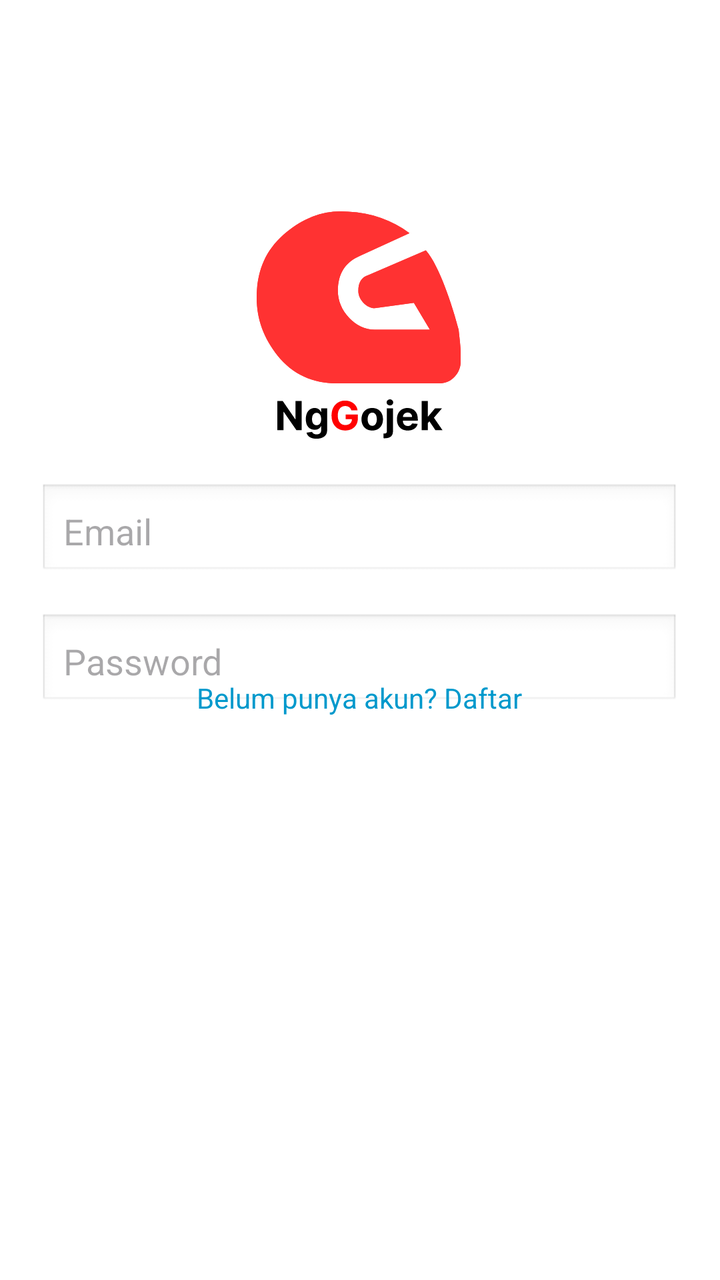
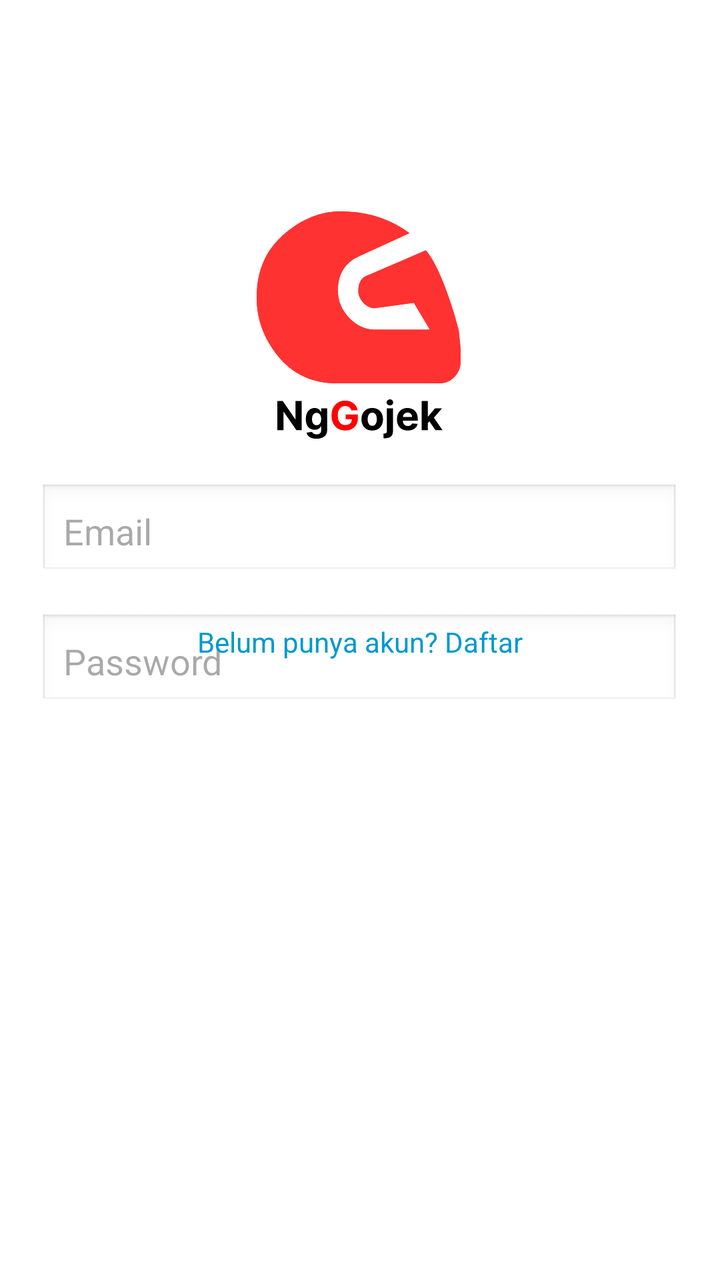

Compare the two renders of this Android layout. The source of the first and the diff that turns it into the second are given below.
<!-- AndroidManifest.xml: application theme Theme.NgGojek -->
<!-- res/layout/activity_login.xml -->
<?xml version="1.0" encoding="utf-8"?>
<androidx.constraintlayout.widget.ConstraintLayout xmlns:android="http://schemas.android.com/apk/res/android"
    xmlns:app="http://schemas.android.com/apk/res-auto"
    xmlns:tools="http://schemas.android.com/tools"
    android:id="@+id/main"
    android:layout_width="match_parent"
    android:layout_height="match_parent"
    tools:context=".LoginActivity"
    tools:layout_editor_absoluteX="0dp"
    tools:layout_editor_absoluteY="-28dp">

    <ImageView
        android:id="@+id/imageViewLogo"
        android:layout_width="wrap_content"
        android:layout_height="wrap_content"
        app:layout_constraintBottom_toBottomOf="parent"
        app:layout_constraintEnd_toEndOf="parent"
        app:layout_constraintHorizontal_bias="0.498"
        app:layout_constraintStart_toStartOf="parent"
        app:layout_constraintTop_toTopOf="parent"
        app:layout_constraintVertical_bias="0.191"
        app:srcCompat="@drawable/logo" />

    <ImageView
        android:id="@+id/imageViewAppName"
        android:layout_width="wrap_content"
        android:layout_height="wrap_content"
        app:layout_constraintBottom_toBottomOf="parent"
        app:layout_constraintEnd_toEndOf="parent"
        app:layout_constraintStart_toStartOf="parent"
        app:layout_constraintTop_toBottomOf="@+id/imageViewLogo"
        app:layout_constraintVertical_bias="0.019"
        app:srcCompat="@drawable/nggojek" />

    <EditText
        android:id="@+id/editTextEmailAddress"
        android:layout_width="320dp"
        android:layout_height="48dp"
        android:background="@android:drawable/edit_text"
        android:hint="Email"
        android:inputType="textEmailAddress"
        android:padding="12dp"
        app:layout_constraintBottom_toBottomOf="parent"
        app:layout_constraintEnd_toEndOf="parent"
        app:layout_constraintHorizontal_bias="0.494"
        app:layout_constraintStart_toStartOf="parent"
        app:layout_constraintTop_toBottomOf="@+id/imageViewAppName"
        app:layout_constraintVertical_bias="0.059" />

    <EditText
        android:id="@+id/editTextPassword"
        android:layout_width="0dp"
        android:layout_height="48dp"
        android:layout_marginTop="16dp"
        android:background="@android:drawable/edit_text"
        android:hint="Password"
        android:inputType="textPassword"
        android:padding="12dp"
        app:layout_constraintBottom_toBottomOf="parent"
        app:layout_constraintEnd_toEndOf="@+id/editTextEmailAddress"
        app:layout_constraintHorizontal_bias="1.0"
        app:layout_constraintStart_toStartOf="@+id/editTextEmailAddress"
        app:layout_constraintTop_toBottomOf="@id/editTextEmailAddress"
        app:layout_constraintVertical_bias="0.004" />

    <Button
        android:id="@+id/buttonLogin"
        android:layout_width="120dp"
        android:layout_height="48dp"
        android:layout_marginBottom="348dp"
        android:text="Login"
        app:layout_constraintBottom_toBottomOf="parent"
        app:layout_constraintEnd_toEndOf="@+id/editTextPassword"
        app:layout_constraintHorizontal_bias="0.494"
        app:layout_constraintStart_toStartOf="@+id/editTextPassword"
        app:layout_constraintTop_toBottomOf="@+id/editTextPassword"
        app:layout_constraintVertical_bias="0.235"/>

    <TextView
        android:id="@+id/goToRegister"
        android:layout_width="wrap_content"
        android:layout_height="wrap_content"
        android:layout_marginTop="20dp"
        android:clickable="true"
        android:focusable="true"
        android:paddingTop="16dp"
        android:text="Belum punya akun? Daftar"
        android:textColor="@android:color/holo_blue_dark"
        android:textSize="14sp"
        app:layout_constraintEnd_toEndOf="parent"
        app:layout_constraintHorizontal_bias="0.498"
        app:layout_constraintStart_toStartOf="parent"
        app:layout_constraintTop_toBottomOf="@+id/buttonLogin" />


</androidx.constraintlayout.widget.ConstraintLayout>
<!-- resources referenced by this layout -->
<resources>
  <!-- drawable logo (drawable) -->
  <vector xmlns:android="http://schemas.android.com/apk/res/android"
      android:width="102dp"
      android:height="86dp"
      android:viewportWidth="102"
      android:viewportHeight="86">
    <path
        android:pathData="M0.17,38.8C-0.85,51.67 2.73,62.4 10.41,72.05C18.08,81.71 28.31,86 40.6,86H91.77C94.32,86 96.88,84.93 98.93,82.78C100.98,80.64 102,77.95 102,75.27V70.98C102,67.76 101.49,64.01 100.98,59.18H59.02C53.9,59.18 49.81,57.04 46.22,53.28C42.64,49.53 40.6,44.7 40.6,39.87C40.6,31.29 44.18,25.39 51.85,22.17L76.41,10.91C67.72,4.47 57.48,0.72 45.71,0.18C34.46,-0.89 24.22,2.86 15.01,10.37C5.8,17.88 1.19,27 0.17,38.8ZM50.83,39.87C50.83,42.02 51.85,44.16 53.39,45.77C54.92,47.38 56.97,48.45 59.02,48.45L78.6,45.77L86.61,59.18H100.98C97.91,47.38 91.25,27 84.6,19.49L55.95,31.83C52.36,32.9 50.83,35.58 50.83,39.87Z"
        android:fillColor="#FF3232"/>
    <path
        android:pathData="M0.17,38.8C-0.85,51.67 2.73,62.4 10.41,72.05C18.08,81.71 28.31,86 40.6,86H91.77C94.32,86 96.88,84.93 98.93,82.78C100.98,80.64 102,77.95 102,75.27V70.98C102,67.76 101.49,64.01 100.98,59.18H59.02C53.9,59.18 49.81,57.04 46.22,53.28C42.64,49.53 40.6,44.7 40.6,39.87C40.6,31.29 44.18,25.39 51.85,22.17L76.41,10.91C67.72,4.47 57.48,0.72 45.71,0.18C34.46,-0.89 24.22,2.86 15.01,10.37C5.8,17.88 1.19,27 0.17,38.8ZM50.83,39.87C50.83,42.02 51.85,44.16 53.39,45.77C54.92,47.38 56.97,48.45 59.02,48.45L78.6,45.77L86.61,59.18H100.98C97.91,47.38 91.25,27 84.6,19.49L55.95,31.83C52.36,32.9 50.83,35.58 50.83,39.87Z"
        android:fillColor="#FF3232"/>
  </vector>
  <!-- drawable nggojek: vector/xml drawable (drawable, 6003 chars, omitted) -->
  <style name="Theme.NgGojek" parent="Base.Theme.NgGojek" />
  <style name="Base.Theme.NgGojek" parent="Theme.Material3.DayNight.NoActionBar">
          
          
          <item name="android:windowBackground">@color/white</item>
      </style>
  <color name="white">#FFFFFFFF</color>
</resources>

<!-- the commit's change to res/layout/activity_login.xml (unified diff, before → after) -->
@@ -80,15 +80,13 @@
         android:id="@+id/goToRegister"
         android:layout_width="wrap_content"
         android:layout_height="wrap_content"
-        android:layout_marginTop="20dp"
+        android:layout_marginTop="8dp"
         android:clickable="true"
         android:focusable="true"
-        android:paddingTop="16dp"
         android:text="Belum punya akun? Daftar"
         android:textColor="@android:color/holo_blue_dark"
         android:textSize="14sp"
         app:layout_constraintEnd_toEndOf="parent"
-        app:layout_constraintHorizontal_bias="0.498"
         app:layout_constraintStart_toStartOf="parent"
         app:layout_constraintTop_toBottomOf="@+id/buttonLogin" />
 
